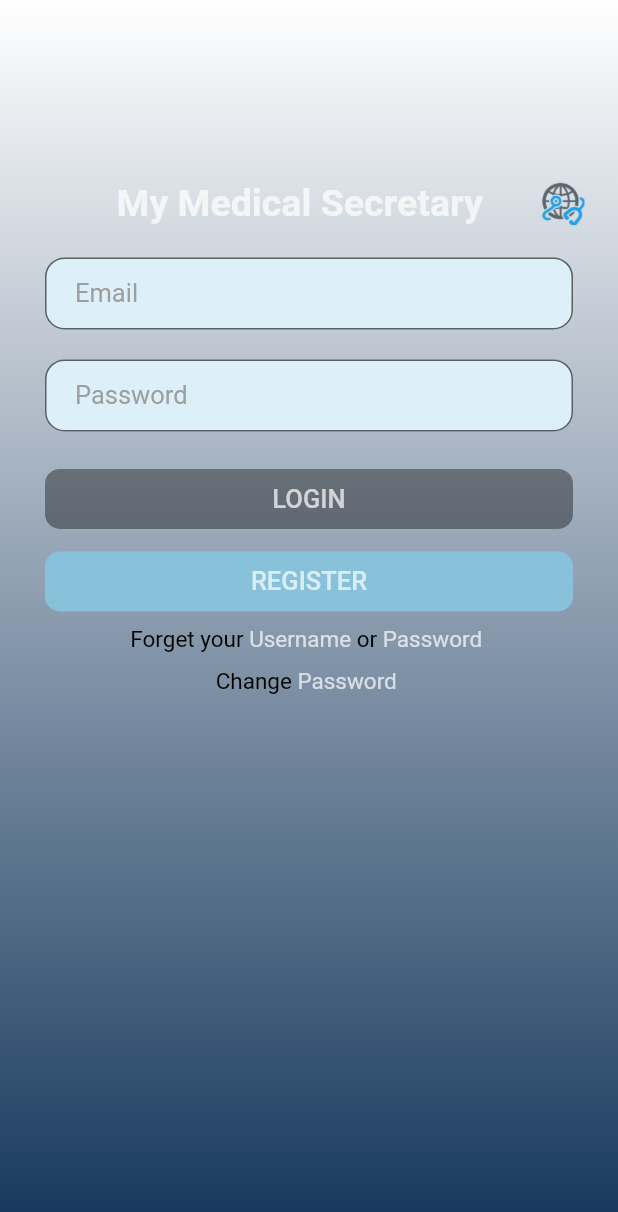
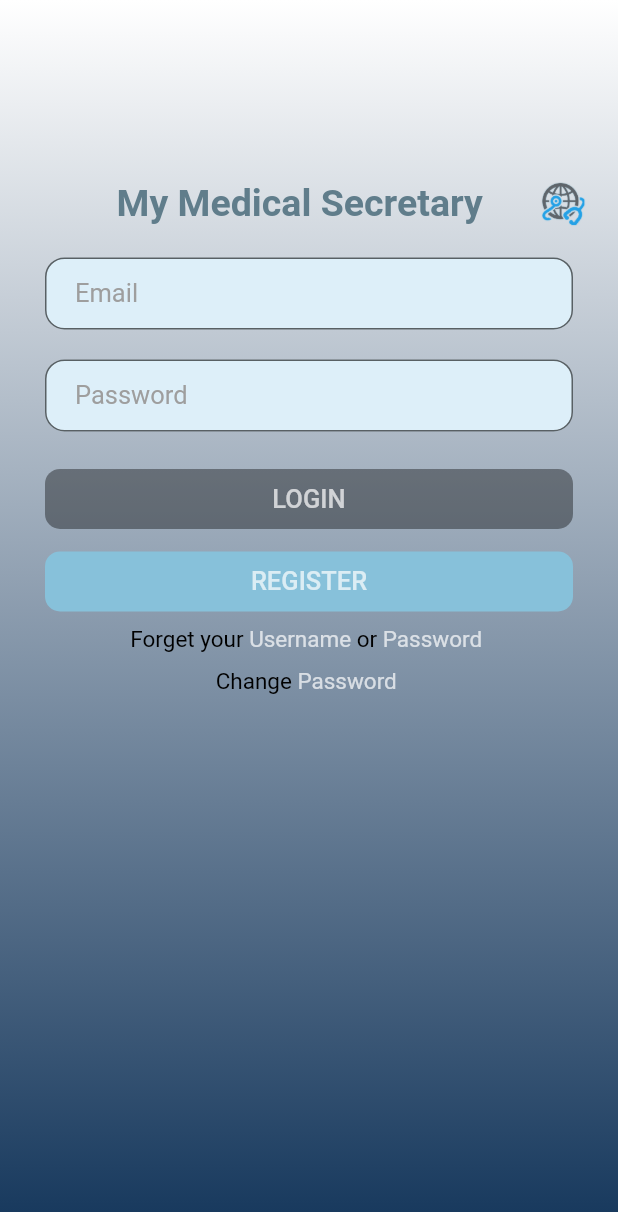
Before and after one commit to matthewchen94/Medsec, a Flutter app: the LoginPage screen opened directly, on a phone screen of 412 x 824 dp. Shown: the top 1212 px of the screen. Run offline on Flutter 3.47's test engine with Material 2 defaults, Android fonts, the phone set to English and light mode, and no system bars; our stand-ins replace firebase_messaging, share, shared_preferences, table_calendar; missing offline and left inert: esys_flutter_share, flutter_full_pdf_viewer; accounts and stored records are empty; Roboto replaces fonts that are missing (Arial).

Commit message:
Update login.dart
UI optimisation：Change the color of logo

```diff
--- a/frontend/lib/screens/login.dart
+++ b/frontend/lib/screens/login.dart
@@ -302,7 +302,7 @@ class _LoginPageState extends State<LoginPage> {
                 textAlign: TextAlign.center,
                 style: TextStyle(
                     fontFamily: "Arial",
-                    color: Colors.white70,
+                    color: Colors.blueGrey,
                     fontSize: 25.0,
                     fontWeight: FontWeight.bold),
               )),
```
